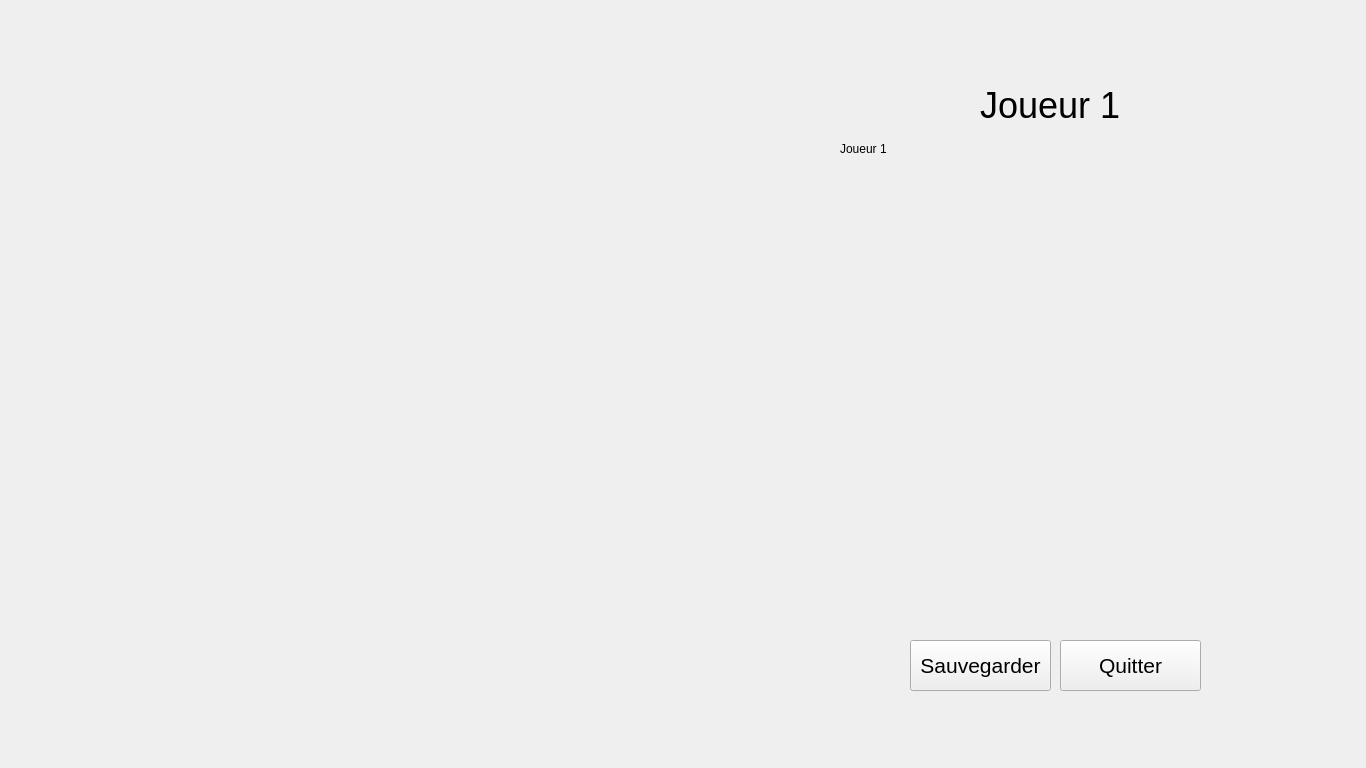
Monpie/Jeu-Echecs, file chessboard.ui: the form before one commit.
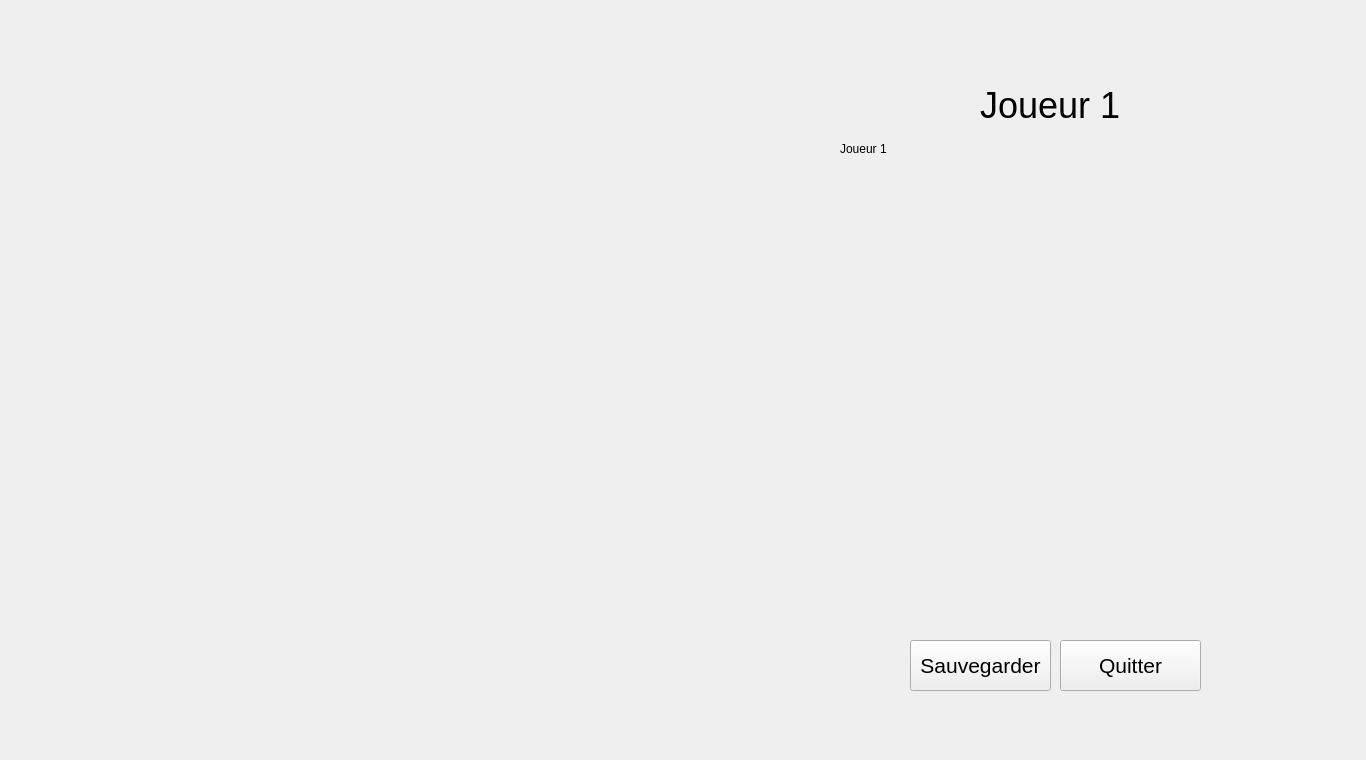
The form after the commit. Icons and pictures are not drawn.

Patch:
```diff
--- a/chessboard.ui
+++ b/chessboard.ui
@@ -7,7 +7,7 @@
     <x>0</x>
     <y>0</y>
     <width>1366</width>
-    <height>768</height>
+    <height>760</height>
    </rect>
   </property>
   <property name="windowTitle">
```
